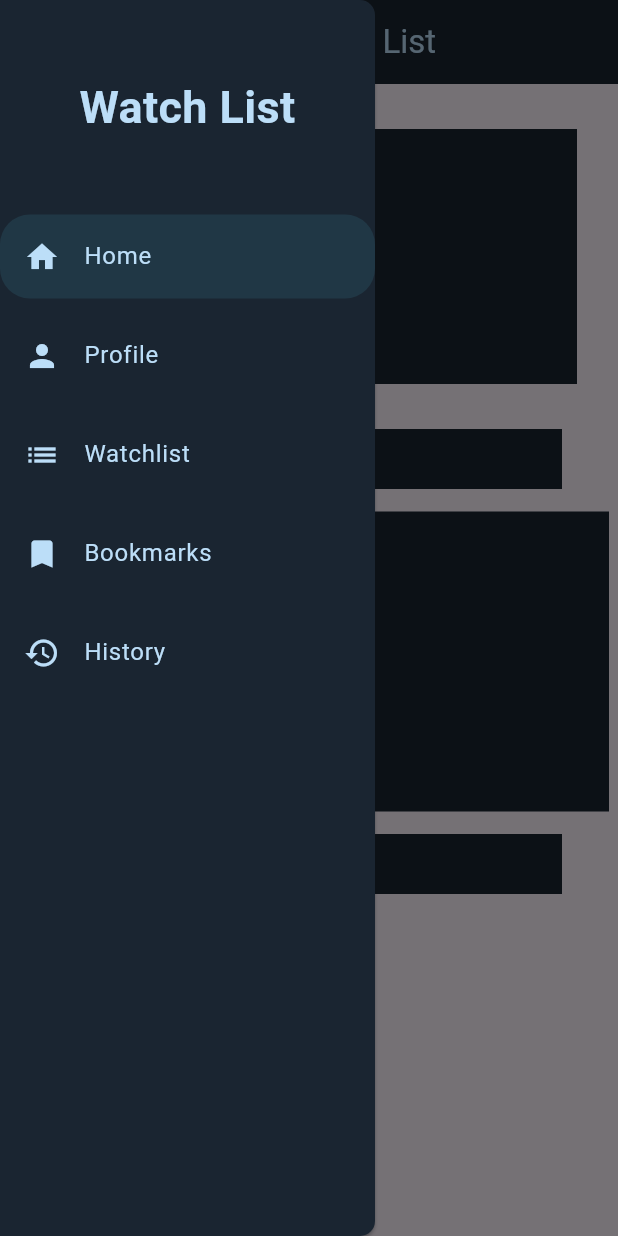
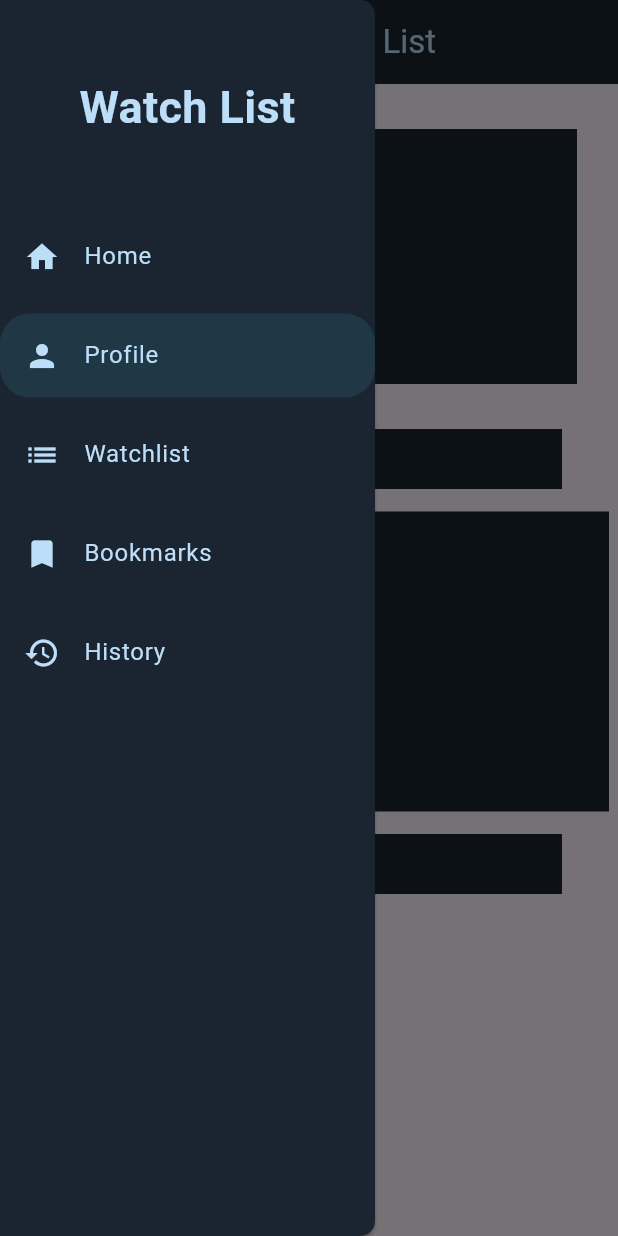
Before and after one commit to ekinutkuu/WatchList, a Flutter app: the Profile screen opened by its route, with the side drawer open, on a phone screen of 412 x 824 dp. Run offline on Flutter 3.47's test engine with Material 3 defaults, Android fonts, the phone set to English and light mode, and no system bars.

Commit message:
added: coloring for the active page and navigation between pages

```diff
--- a/lib/screens/home.dart
+++ b/lib/screens/home.dart
@@ -17,7 +17,7 @@ class _HomeState extends State<Home> {
   Widget build(BuildContext context) {
     return Scaffold(
       /* sidebar.dart */
-      drawer: SideBar(),
+      drawer: SideBar(activePage: "Home"),
 
       /* App Bar */
       appBar: AppBar(
--- a/lib/screens/profile.dart
+++ b/lib/screens/profile.dart
@@ -17,7 +17,7 @@ class _ProfileState extends State<Profile> {
   Widget build(BuildContext context) {
     return Scaffold(
       /* sidebar.dart */
-      drawer: SideBar(),
+      drawer: SideBar(activePage: "Profile"),
 
       /* App Bar */
       appBar: AppBar(
--- a/lib/screens/sidebar.dart
+++ b/lib/screens/sidebar.dart
@@ -1,7 +1,9 @@
 import 'package:flutter/material.dart';
 
 class SideBar extends StatelessWidget {
-  const SideBar({super.key});
+
+  final String activePage;
+  const SideBar({Key? key, required this.activePage});
 
   @override
   Widget build(BuildContext context) {
@@ -33,11 +35,13 @@ class SideBar extends StatelessWidget {
             leading: Icon(Icons.home),
             textColor: LightBlue,
             iconColor: LightBlue,
-            tileColor: Color(0xFF203745),
+            tileColor: activePage == "Home" ? Color(0xFF203745) : null,
             shape: RoundedRectangleBorder(
               borderRadius: BorderRadius.circular(20.0),
             ),
-            onTap: () {},
+            onTap: (){
+              Navigator.pushNamed(context, "/");
+            },
           ),
           SizedBox(height: 10.0,),
           ListTile(
@@ -45,7 +49,13 @@ class SideBar extends StatelessWidget {
             leading: Icon(Icons.person),
             textColor: LightBlue,
             iconColor: LightBlue,
-            onTap: (){},
+            tileColor: activePage == "Profile" ? Color(0xFF203745) : null,
+            shape: RoundedRectangleBorder(
+              borderRadius: BorderRadius.circular(20.0),
+            ),
+            onTap: (){
+              Navigator.pushNamed(context, "/profile");
+            },
           ),
           SizedBox(height: 10.0,),
           ListTile(
```
